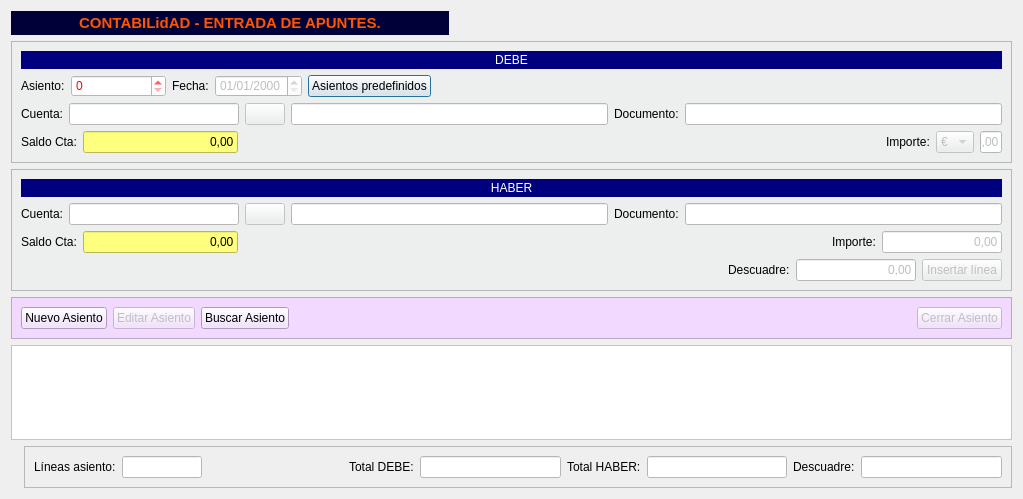
The window that Zona_Contabilidad/frmentrada_apuntes.ui (arcnexus/RedFoX) describes before a commit, drawn with Qt 5.
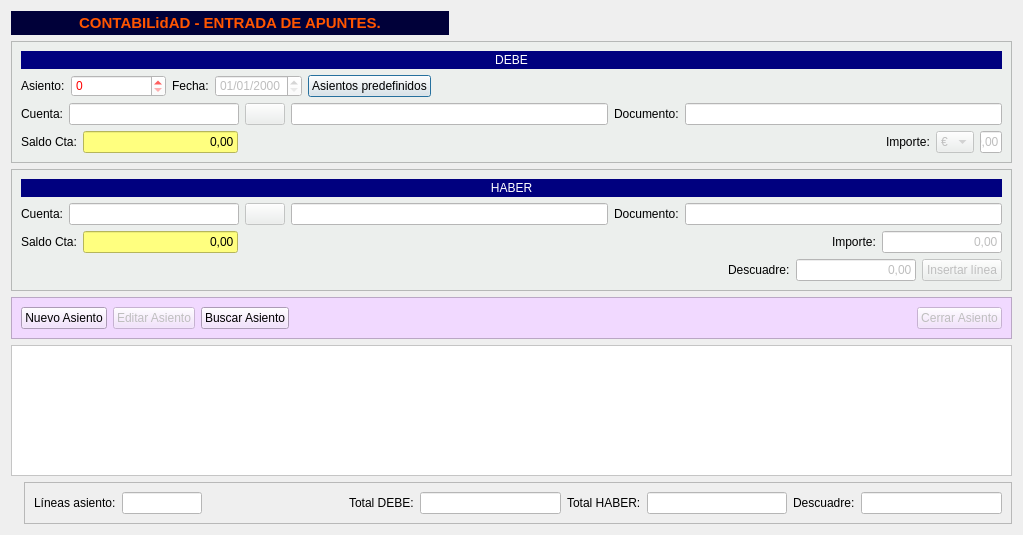
The same window after the commit. Icons and pictures are not drawn.

What changed in the file:
```diff
--- a/Zona_Contabilidad/frmentrada_apuntes.ui
+++ b/Zona_Contabilidad/frmentrada_apuntes.ui
@@ -7,7 +7,7 @@
     <x>0</x>
     <y>0</y>
     <width>1023</width>
-    <height>499</height>
+    <height>535</height>
    </rect>
   </property>
   <property name="windowTitle">
```
Left out of the diff: 2 changed lines with no effect on the pictures.
